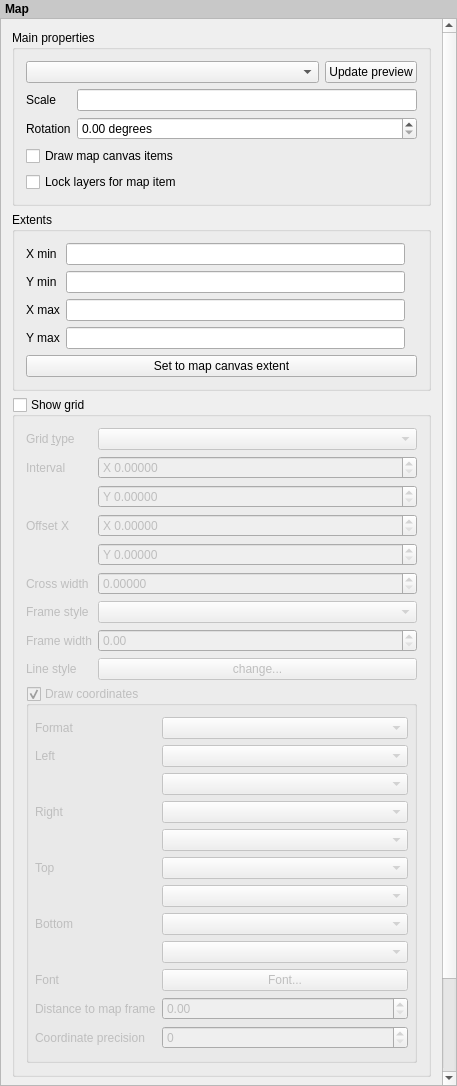
This is src/ui/qgscomposermapwidgetbase.ui in carsmie/QGIS as Qt 5 draws it before an edit. The edited form follows.
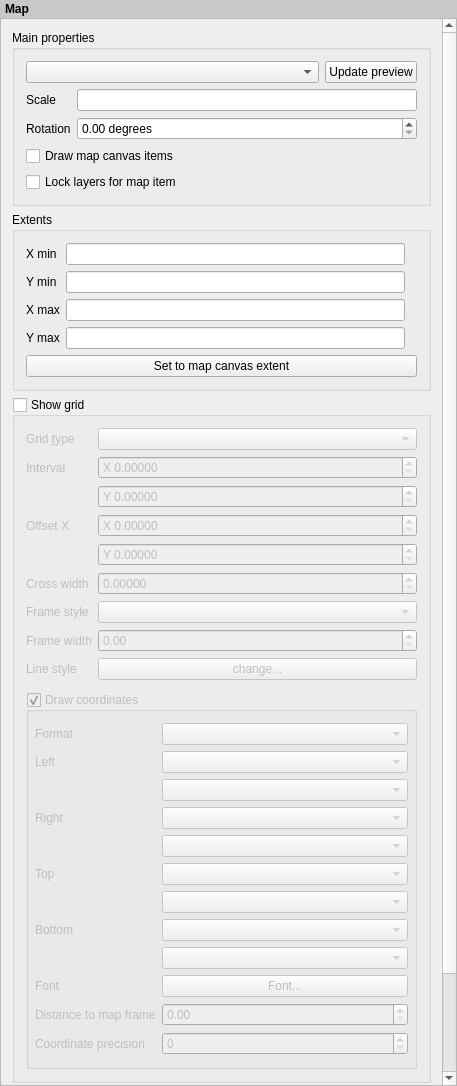
This is the edited form. Custom widgets are drawn as their Qt base class.

Commit message:
Add function to collapsible group box's to fix visual issues during collapse and expand
- Update QgsCollapsibleGroupBox for basic Mac style

The edit to the form file:
```diff
--- a/src/ui/qgscomposermapwidgetbase.ui
+++ b/src/ui/qgscomposermapwidgetbase.ui
@@ -54,9 +54,9 @@
       <property name="geometry">
        <rect>
         <x>0</x>
-        <y>0</y>
-        <width>439</width>
-        <height>1277</height>
+        <y>-202</y>
+        <width>440</width>
+        <height>1310</height>
        </rect>
       </property>
       <property name="sizePolicy">
@@ -268,13 +268,18 @@
          <property name="collapsed" stdset="0">
           <bool>true</bool>
          </property>
-         <layout class="QFormLayout">
+         <layout class="QVBoxLayout" name="verticalLayout">
+          <item>
+           <layout class="QFormLayout" name="formLayout_2">
           <property name="fieldGrowthPolicy">
            <enum>QFormLayout::AllNonFixedFieldsGrow</enum>
           </property>
           <property name="labelAlignment">
            <set>Qt::AlignLeading|Qt::AlignLeft|Qt::AlignVCenter</set>
           </property>
+            <property name="bottomMargin">
+             <number>6</number>
+            </property>
           <item row="0" column="0">
            <widget class="QLabel" name="mGridTypeLabel">
             <property name="accessibleName">
@@ -443,7 +448,9 @@
             </property>
            </widget>
           </item>
-          <item row="7" column="0" colspan="2">
+           </layout>
+          </item>
+          <item>
            <widget class="QgsCollapsibleGroupBoxBasic" name="mDrawAnnotationCheckableGroupBox">
             <property name="enabled">
              <bool>false</bool>
@@ -458,7 +465,7 @@
              <bool>true</bool>
             </property>
             <property name="syncGroup" stdset="0">
-             <string notr="true">composeritem</string>
+             <string/>
             </property>
             <property name="collapsed" stdset="0">
              <bool>true</bool>
```
Lines whose indentation alone changed are shown as unchanged. The commit also changes 2 other files.
